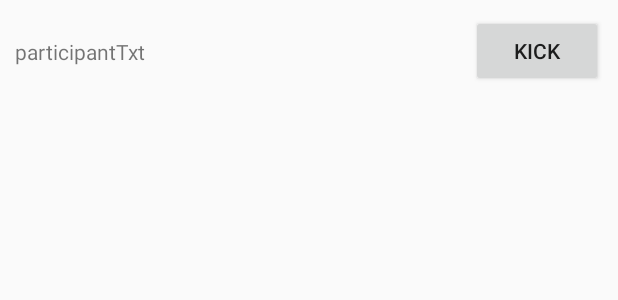
After one commit to Software-Dev-Project-D-A-Y/TournaMeApp, an Android app: the layout layout_tournament_participants.xml on its own in the app's theme, with its tools: preview values and no code run, on a phone screen of 412 x 824 dp. The commit adds this screen. Shown: the top 300 px of the screen. Run offline under Robolectric (Android 15) with nearby library versions, the phone set to English and light mode, and no system bars.

Commit message:
kick player

```diff
--- a/app/src/main/java/com/example/tournameapp/adapters/MyTournamentsListAdapter.java
+++ b/app/src/main/java/com/example/tournameapp/adapters/ManagerTournamentsListAdapter.java
@@ -16,7 +16,7 @@ import com.example.tournameapp.model.Tournament;
 
 import java.util.List;
 
-public class MyTournamentsListAdapter extends ArrayAdapter<Tournament> {
+public class ManagerTournamentsListAdapter extends ArrayAdapter<Tournament> {
 
     private Context context;
     private int resource;
@@ -26,7 +26,7 @@ public class MyTournamentsListAdapter extends ArrayAdapter<Tournament> {
         TextView tournamentTxt;
     }
 
-    public MyTournamentsListAdapter(@NonNull Context context, int resource, @NonNull List<Tournament> tournaments) {
+    public ManagerTournamentsListAdapter(@NonNull Context context, int resource, @NonNull List<Tournament> tournaments) {
         super(context, resource, tournaments);
         this.context = context;
         this.resource = resource;
--- a/app/src/main/java/com/example/tournameapp/app/fragment/ManagerTournamentsFragment.java
+++ b/app/src/main/java/com/example/tournameapp/app/fragment/ManagerTournamentsFragment.java
@@ -15,7 +15,7 @@ import androidx.annotation.Nullable;
 import androidx.fragment.app.DialogFragment;
 
 import com.example.tournameapp.R;
-import com.example.tournameapp.adapters.MyTournamentsListAdapter;
+import com.example.tournameapp.adapters.ManagerTournamentsListAdapter;
 import com.example.tournameapp.app.activity.EditTournamentActivity;
 import com.example.tournameapp.interfaces.ManagerActionsListener;
 import com.example.tournameapp.model.Tournament;
@@ -53,7 +53,7 @@ public class ManagerTournamentsFragment extends DialogFragment {
         loadingLbl = (TextView) view.findViewById(R.id.loadingLbl);
         myTournamentsLv = (ListView) view.findViewById(R.id.mMyTournamentLv);
 
-        MyTournamentsListAdapter adapter = new MyTournamentsListAdapter(getContext(),R.layout.layout_my_tournaments,tournaments);
+        ManagerTournamentsListAdapter adapter = new ManagerTournamentsListAdapter(getContext(),R.layout.layout_my_tournaments,tournaments);
         myTournamentsLv.setAdapter(adapter);
 
         myTournamentsLv.setOnItemClickListener(new AdapterView.OnItemClickListener() {
--- a/app/src/main/java/com/example/tournameapp/app/fragment/PlayerTournamentsFragment.java
+++ b/app/src/main/java/com/example/tournameapp/app/fragment/PlayerTournamentsFragment.java
@@ -47,7 +47,7 @@ public class PlayerTournamentsFragment extends DialogFragment implements OnLeave
         if (context instanceof PlayerActionsListener) {
             listener = (PlayerActionsListener) context;
         } else {
-            throw new RuntimeException(context.toString() + " Must implement PlayerObserver interface!");
+            throw new RuntimeException(context.toString() + " Must implement PlayerActionsListener interface!");
         }
         player = listener.getPlayer();
         presenter = new PlayerTournamentsPresenter(this,player);
@@ -85,7 +85,7 @@ public class PlayerTournamentsFragment extends DialogFragment implements OnLeave
         builder.setPositiveButton("Yes", new DialogInterface.OnClickListener() {
 
             public void onClick(DialogInterface dialog, int which) {
-                presenter.onPlayerLeave(tourToLeave);
+                presenter.leaveTournament(tourToLeave);
                 tournaments.remove(tourToLeave);
                 adapter.notifyDataSetChanged();
                 dialog.dismiss();
--- a/app/src/main/java/com/example/tournameapp/interfaces/EditTournamentListener.java
+++ b/app/src/main/java/com/example/tournameapp/interfaces/EditTournamentListener.java
@@ -18,4 +18,6 @@ public interface EditTournamentListener {
     void onInviteUsernameError(String message);
     void onInvite(String message);
     void onInviteFailure(String message);
+
+    void refresh();
 }
--- a/app/src/main/java/com/example/tournameapp/interfaces/OnLeaveListener.java
+++ b/app/src/main/java/com/example/tournameapp/interfaces/OnLeaveListener.java
@@ -1,8 +1,10 @@
 package com.example.tournameapp.interfaces;
 
+import com.example.tournameapp.model.Player;
 import com.example.tournameapp.model.Tournament;
 
 public interface OnLeaveListener {
     void onLeaveTournamentClicked(Tournament tourToLeave);
     void onLeave(String message);
+
 }
--- a/app/src/main/java/com/example/tournameapp/presenters/PlayerTournamentsPresenter.java
+++ b/app/src/main/java/com/example/tournameapp/presenters/PlayerTournamentsPresenter.java
@@ -9,23 +9,19 @@ import com.example.tournameapp.model.Tournament;
 
 public class PlayerTournamentsPresenter {
 
-    private UsersService usersService;
     private TournamentsService tourService;
-    private RequestsService reqService;
 
     private OnLeaveListener listener;
     private Player player;
 
     public PlayerTournamentsPresenter(OnLeaveListener listener, Player player) {
-        this.usersService = UsersService.getInstance();
         this.tourService = TournamentsService.getInstance();
-        this.reqService = RequestsService.getInstance();
 
         this.listener = listener;
         this.player = player;
     }
 
-    public void onPlayerLeave(Tournament tourToLeave) {
+    public void leaveTournament(Tournament tourToLeave) {
         tourService.removePlayerFromTournament(player,tourToLeave);
         listener.onLeave(player.getUserName()+" removed from "+tourToLeave.getTournamentName());
     }
--- /dev/null
+++ b/app/src/main/res/layout/layout_tournament_participants.xml
@@ -0,0 +1,35 @@
+<?xml version="1.0" encoding="utf-8"?>
+<RelativeLayout xmlns:android="http://schemas.android.com/apk/res/android"
+    xmlns:app="http://schemas.android.com/apk/res-auto"
+    android:layout_width="match_parent"
+    android:layout_height="wrap_content"
+    android:layout_weight="100"
+    android:gravity="center"
+    android:orientation="vertical"
+    android:padding="10dp">
+
+    <androidx.constraintlayout.widget.ConstraintLayout
+        android:layout_width="match_parent"
+        android:layout_height="wrap_content">
+
+        <TextView
+            android:id="@+id/participantTxt"
+            android:layout_width="wrap_content"
+            android:layout_height="wrap_content"
+            android:text="participantTxt"
+            app:layout_constraintBottom_toBottomOf="parent"
+            app:layout_constraintStart_toStartOf="parent"
+            app:layout_constraintTop_toTopOf="parent" />
+
+        <Button
+            android:id="@+id/kickPlayerBtn"
+            android:layout_width="wrap_content"
+            android:layout_height="wrap_content"
+            android:text="Kick"
+            app:layout_constraintBottom_toBottomOf="parent"
+            app:layout_constraintEnd_toEndOf="parent"
+            app:layout_constraintTop_toTopOf="parent" />
+
+
+    </androidx.constraintlayout.widget.ConstraintLayout>
+</RelativeLayout>
```
Also changed, not shown: app/src/main/java/com/example/tournameapp/adapters/ParticipantsListAdapter.java (added, +78 -0 lines), app/src/main/java/com/example/tournameapp/app/activity/EditTournamentActivity.java (+14 -12 lines), app/src/main/java/com/example/tournameapp/app/fragment/ParticipantsFragment.java (added, +118 -0 lines), app/src/main/java/com/example/tournameapp/interfaces/OnKickListener.java (added, +8 -0 lines), app/src/main/java/com/example/tournameapp/presenters/EditTournamentPresenter.java (+15 -2 lines), app/src/main/java/com/example/tournameapp/presenters/ParticipantsPresenter.java (added, +27 -0 lines), app/src/main/res/layout/fragment_participants.xml (added, +17 -0 lines).
